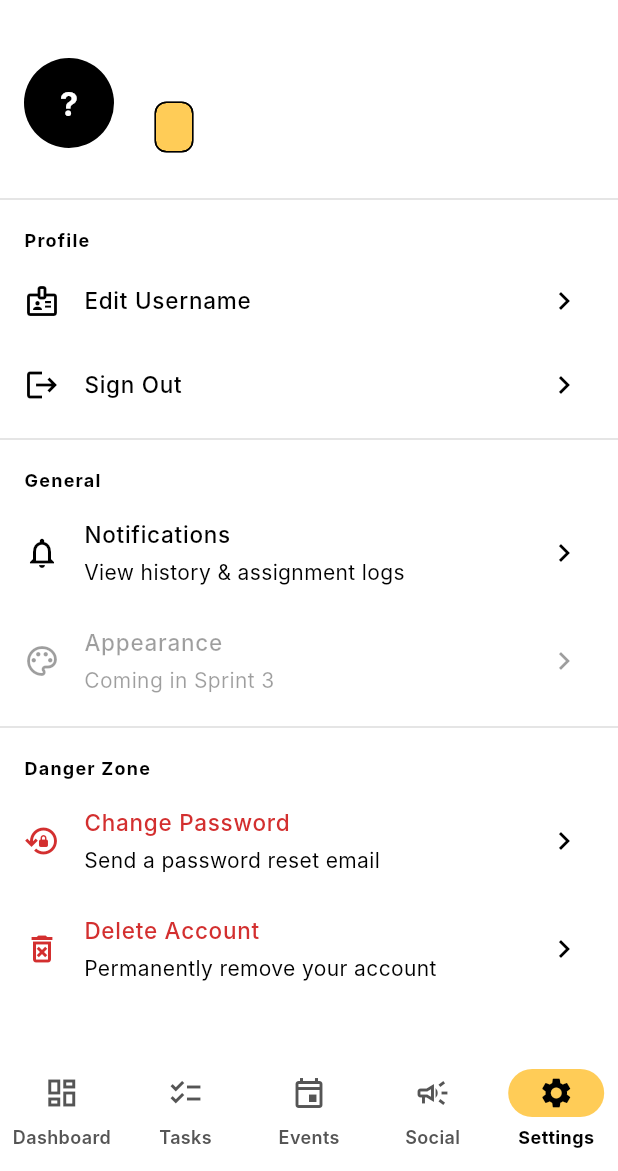
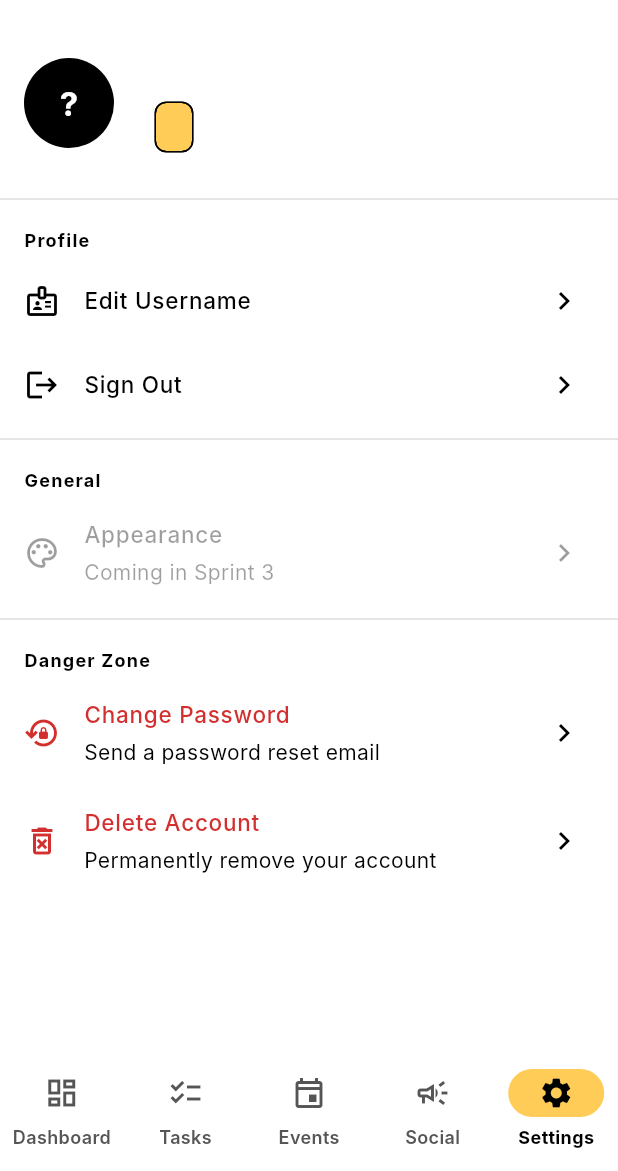
Before and after one commit to AhmedSocrates/autoclub-ai, a Flutter app: the SettingsScreen screen opened by its route, on a phone screen of 412 x 824 dp, the part 65-1236 px from its top. Run offline on Flutter 3.47's test engine with Material 3 defaults, Android fonts, the phone set to English and light mode, and no system bars; our stand-ins replace bloc_concurrency, cloud_firestore, equatable, firebase_auth, firebase_core, flutter_bloc and 3 more; accounts and stored records are empty; Roboto replaces fonts that are missing (Inter).

Commit message:
fixing thhe settings page

```diff
--- a/lib/features/membership/presentation/application_approvals_screen.dart
+++ b/lib/features/membership/presentation/application_approvals_screen.dart
@@ -38,7 +38,7 @@ class _ApprovalsView extends StatelessWidget {
         centerTitle: true,
         leading: IconButton(
           icon: const Icon(Icons.arrow_back),
-          onPressed: () => context.go('/settingsgit a'),
+          onPressed: () => context.go('/settings'),
         ),
       ),
       body: Column(
--- a/lib/features/settings/presentation/settings_screen.dart
+++ b/lib/features/settings/presentation/settings_screen.dart
@@ -174,13 +174,13 @@ class _SettingsScreenState extends State<SettingsScreen> {
 
               // ── General ───────────────────────────────────────────────────
               SectionHeader('General'),
-              ListTile(
-                leading: const Icon(Icons.notifications_outlined),
-                title: const Text('Notifications'),
-                subtitle: const Text('View history & assignment logs'),
-                trailing: const Icon(Icons.chevron_right),
-                onTap: () => context.push('/notifications'),
-              ),
+              // ListTile(
+              //   leading: const Icon(Icons.notifications_outlined),
+              //   title: const Text('Notifications'),
+              //   subtitle: const Text('View history & assignment logs'),
+              //   trailing: const Icon(Icons.chevron_right),
+              //   onTap: () => context.push('/notifications'),
+              // ),
               const ListTile(
                 leading: Icon(Icons.color_lens_outlined),
                 title: Text('Appearance'),
```
Also changed, not shown: pubspec.lock.
